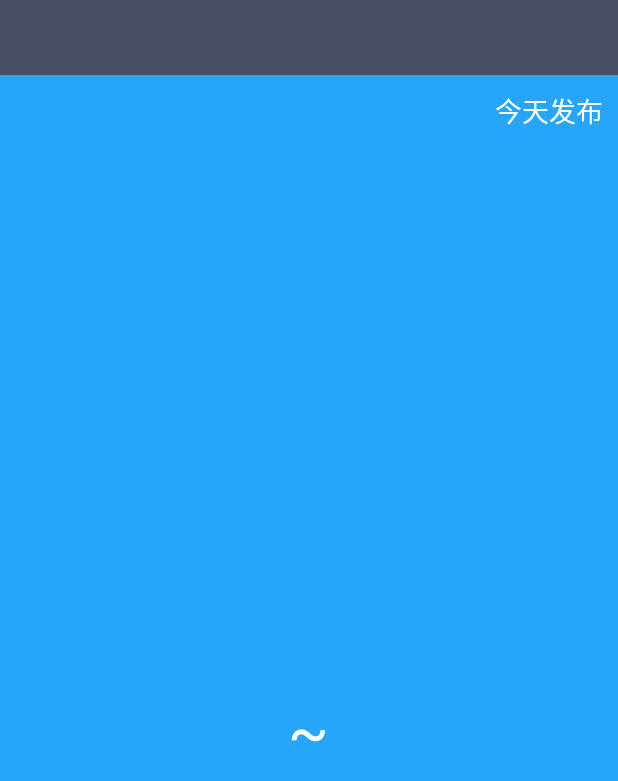
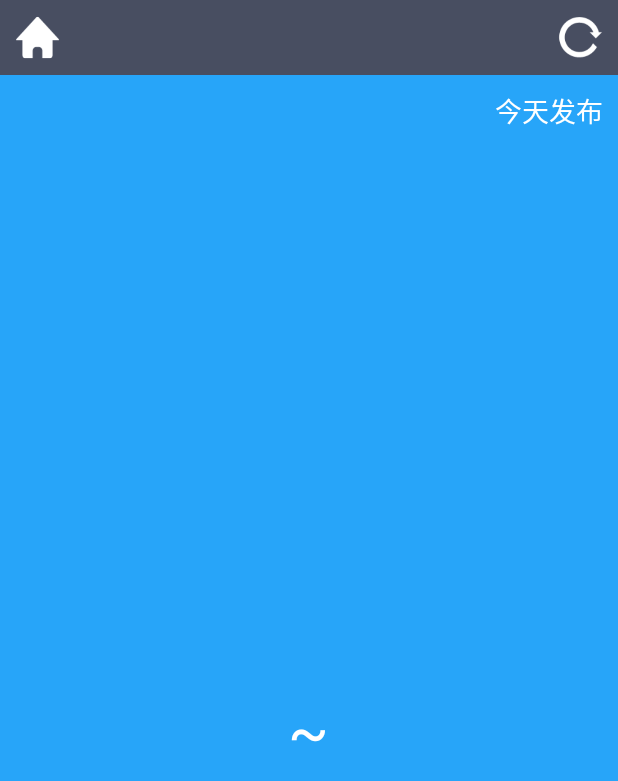
Before and after one commit to pdsrazor/SimpleWeather, an Android app: the WeatherActivity screen opened directly, with no data from a screen before it, on a phone screen of 412 x 824 dp. Shown: the top 781 px of the screen. Run offline under Robolectric (Android 15) with nearby library versions, the phone set to English and light mode, and no system bars.

Commit message:
新增切换城市和手动更新天气的功能。

```diff
--- a/app/src/main/java/nuaa/wsm/simpleweather/activity/WeatherActivity.java
+++ b/app/src/main/java/nuaa/wsm/simpleweather/activity/WeatherActivity.java
@@ -1,6 +1,7 @@
 package nuaa.wsm.simpleweather.activity;
 
 import android.app.Activity;
+import android.content.Intent;
 import android.content.SharedPreferences;
 import android.os.Bundle;
 import android.preference.PreferenceManager;
@@ -69,8 +70,8 @@ public class WeatherActivity extends Activity implements View.OnClickListener {
         temp1Text = (TextView) findViewById(R.id.temp1);
         temp2Text = (TextView) findViewById(R.id.temp2);
         currentDateText = (TextView) findViewById(R.id.current_date);
-        //switchCity = (Button) findViewById(R.id.switch_city);
-        //refreshWeather = (Button) findViewById(R.id.refresh_weather);
+        switchCity = (Button) findViewById(R.id.switch_city);
+        refreshWeather = (Button) findViewById(R.id.refresh_weather);
         String countyCode = getIntent().getStringExtra("county_code");
         if (!TextUtils.isEmpty(countyCode)) {
             // 有县级代号时就去查询天气
@@ -82,14 +83,14 @@ public class WeatherActivity extends Activity implements View.OnClickListener {
             // 没有县级代号时就直接显示本地天气
             showWeather();
         }
-       // switchCity.setOnClickListener(this);
-       // refreshWeather.setOnClickListener(this);
+        switchCity.setOnClickListener(this);
+        refreshWeather.setOnClickListener(this);
     }
 
     @Override
     public void onClick(View view) {
         switch (view.getId()) {
-            /*
+
             case R.id.switch_city:
                 Intent intent = new Intent(this, ChooseAreaActivity.class);
                 intent.putExtra("from_weather_activity", true);
@@ -104,7 +105,7 @@ public class WeatherActivity extends Activity implements View.OnClickListener {
                 if (!TextUtils.isEmpty(weatherCode)) {
                     queryWeatherInfo(weatherCode);
                 }
-                break;*/
+                break;
             default:
                 break;
         }
--- a/app/src/main/res/layout/weather_layout.xml
+++ b/app/src/main/res/layout/weather_layout.xml
@@ -9,6 +9,14 @@
         android:layout_height="50dp"
         android:background="#484E61">
 
+        <Button
+            android:layout_width="30dp"
+            android:layout_height="30dp"
+            android:id="@+id/switch_city"
+            android:layout_centerVertical="true"
+            android:layout_marginLeft="10dp"
+            android:background="@drawable/home"/>
+
         <TextView
             android:id="@+id/city_name"
             android:layout_width="wrap_content"
@@ -16,6 +24,16 @@
             android:layout_centerInParent="true"
             android:textColor="#fff"
             android:textSize="24sp"/>
+
+        <Button
+            android:layout_width="30dp"
+            android:layout_height="30dp"
+            android:id="@+id/refresh_weather"
+            android:layout_centerVertical="true"
+            android:layout_alignParentRight="true"
+            android:layout_marginRight="10dp"
+            android:background="@drawable/refresh"/>
+
     </RelativeLayout>
 
     <RelativeLayout
```
Also changed, not shown: app/src/main/java/nuaa/wsm/simpleweather/activity/ChooseAreaActivity.java (+13 -1 lines), app/src/main/res/drawable/home.png (added), app/src/main/res/drawable/refresh.png (added).
